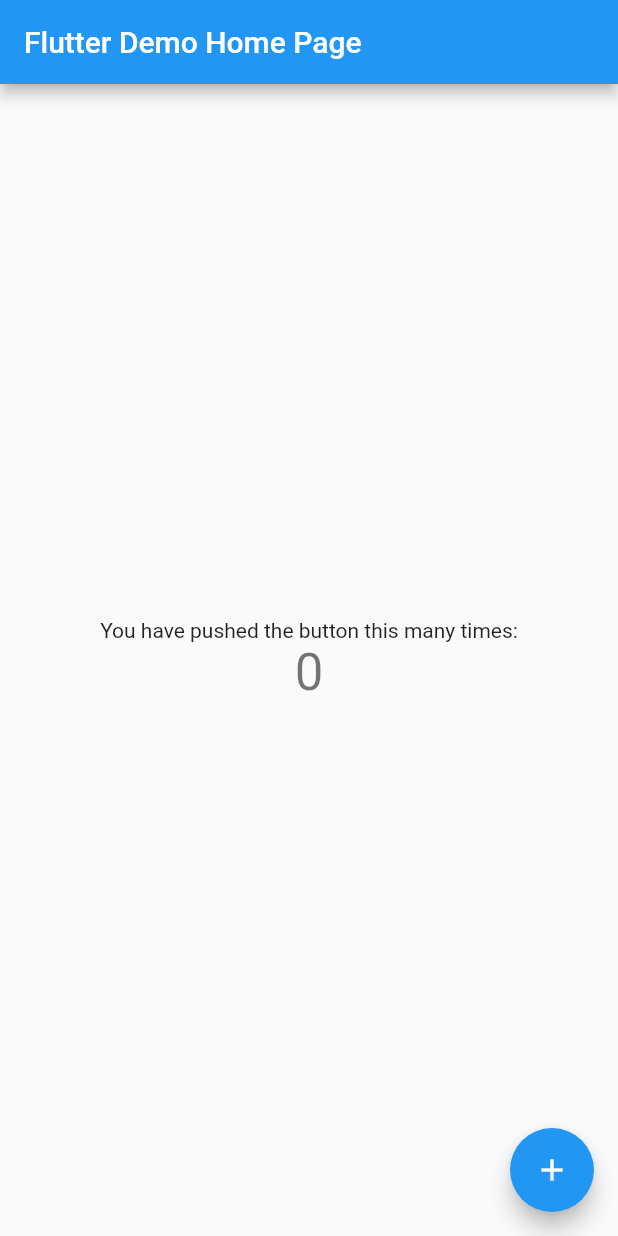
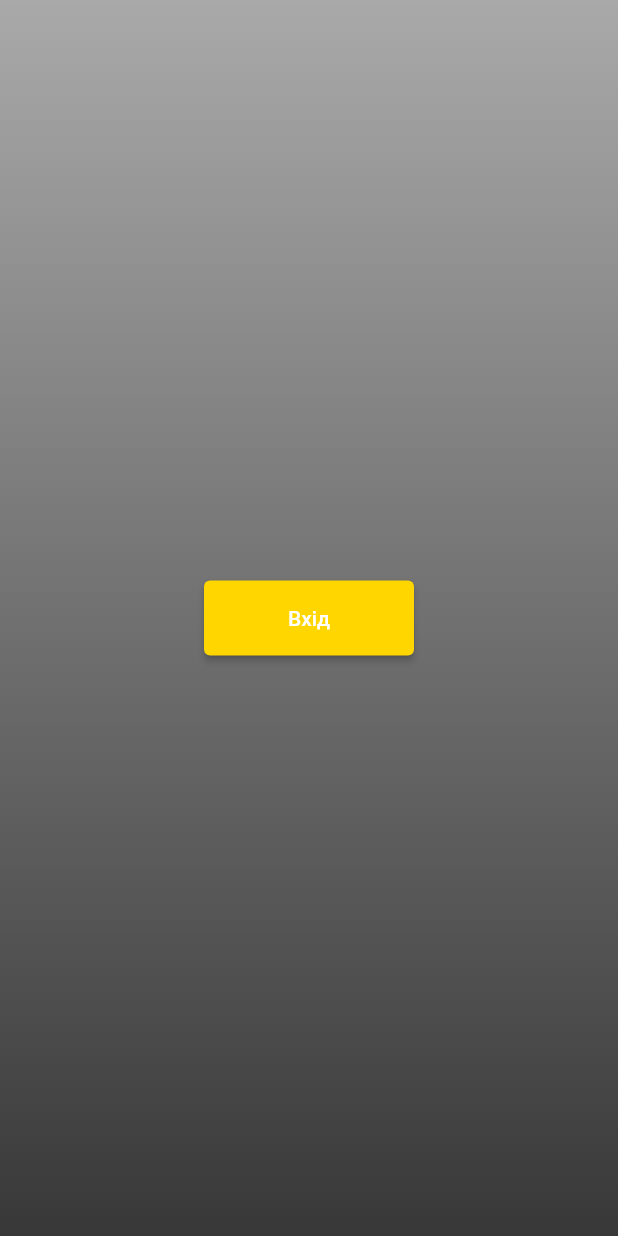
Before and after one commit to Sashulya00/task_manager_test, a Flutter app: the screen it shows after launch, on a phone screen of 412 x 824 dp. Run offline on Flutter 3.47's test engine with Material 2 defaults, Android fonts, the phone set to English and light mode, and no system bars.

Commit message:
check commit

```diff
--- /dev/null
+++ b/task_manager_test/lib/data/services/network_services.dart
@@ -0,0 +1,5 @@
+
+
+abstract class NetworkService{
+  Future<Map<String, dynamic>> fetchTasks();
+}
--- a/task_manager_test/lib/main.dart
+++ b/task_manager_test/lib/main.dart
@@ -1,115 +1,18 @@
 import 'package:flutter/material.dart';
+import 'package:task_manager_test/presentation/greeting_screen/greeting_screen.dart';
+import 'package:task_manager_test/presentation/tasks_screen/tasks_screen.dart';
 
 void main() {
-  runApp(const MyApp());
+
+  // TODO(Sanya): move material app to the another file
+
+  runApp(
+    MaterialApp(
+      home: const GreetingScreen(),
+      builder: (_, screen) => SafeArea(child: screen!),
+      routes: <String, WidgetBuilder>{
+        TasksScreen.path: (BuildContext context) => const TasksScreen(),
+      },
+    ),
+  );
 }
-
-class MyApp extends StatelessWidget {
-  const MyApp({super.key});
-
-  // This widget is the root of your application.
-  @override
-  Widget build(BuildContext context) {
-    return MaterialApp(
-      title: 'Flutter Demo',
-      theme: ThemeData(
-        // This is the theme of your application.
-        //
-        // Try running your application with "flutter run". You'll see the
-        // application has a blue toolbar. Then, without quitting the app, try
-        // changing the primarySwatch below to Colors.green and then invoke
-        // "hot reload" (press "r" in the console where you ran "flutter run",
-        // or simply save your changes to "hot reload" in a Flutter IDE).
-        // Notice that the counter didn't reset back to zero; the application
-        // is not restarted.
-        primarySwatch: Colors.blue,
-      ),
-      home: const MyHomePage(title: 'Flutter Demo Home Page'),
-    );
-  }
-}
-
-class MyHomePage extends StatefulWidget {
-  const MyHomePage({super.key, required this.title});
-
-  // This widget is the home page of your application. It is stateful, meaning
-  // that it has a State object (defined below) that contains fields that affect
-  // how it looks.
-
-  // This class is the configuration for the state. It holds the values (in this
-  // case the title) provided by the parent (in this case the App widget) and
-  // used by the build method of the State. Fields in a Widget subclass are
-  // always marked "final".
-
-  final String title;
-
-  @override
-  State<MyHomePage> createState() => _MyHomePageState();
-}
-
-class _MyHomePageState extends State<MyHomePage> {
-  int _counter = 0;
-
-  void _incrementCounter() {
-    setState(() {
-      // This call to setState tells the Flutter framework that something has
-      // changed in this State, which causes it to rerun the build method below
-      // so that the display can reflect the updated values. If we changed
-      // _counter without calling setState(), then the build method would not be
-      // called again, and so nothing would appear to happen.
-      _counter++;
-    });
-  }
-
-  @override
-  Widget build(BuildContext context) {
-    // This method is rerun every time setState is called, for instance as done
-    // by the _incrementCounter method above.
-    //
-    // The Flutter framework has been optimized to make rerunning build methods
-    // fast, so that you can just rebuild anything that needs updating rather
-    // than having to individually change instances of widgets.
-    return Scaffold(
-      appBar: AppBar(
-        // Here we take the value from the MyHomePage object that was created by
-        // the App.build method, and use it to set our appbar title.
-        title: Text(widget.title),
-      ),
-      body: Center(
-        // Center is a layout widget. It takes a single child and positions it
-        // in the middle of the parent.
-        child: Column(
-          // Column is also a layout widget. It takes a list of children and
-          // arranges them vertically. By default, it sizes itself to fit its
-          // children horizontally, and tries to be as tall as its parent.
-          //
-          // Invoke "debug painting" (press "p" in the console, choose the
-          // "Toggle Debug Paint" action from the Flutter Inspector in Android
-          // Studio, or the "Toggle Debug Paint" command in Visual Studio Code)
-          // to see the wireframe for each widget.
-          //
-          // Column has various properties to control how it sizes itself and
-          // how it positions its children. Here we use mainAxisAlignment to
-          // center the children vertically; the main axis here is the vertical
-          // axis because Columns are vertical (the cross axis would be
-          // horizontal).
-          mainAxisAlignment: MainAxisAlignment.center,
-          children: <Widget>[
-            const Text(
-              'You have pushed the button this many times:',
-            ),
-            Text(
-              '$_counter',
-              style: Theme.of(context).textTheme.headlineMedium,
-            ),
-          ],
-        ),
-      ),
-      floatingActionButton: FloatingActionButton(
-        onPressed: _incrementCounter,
-        tooltip: 'Increment',
-        child: const Icon(Icons.add),
-      ), // This trailing comma makes auto-formatting nicer for build methods.
-    );
-  }
-}
--- a/task_manager_test/lib/presentation/greeting_screen/greeting_layout.dart
+++ b/task_manager_test/lib/presentation/greeting_screen/greeting_layout.dart
@@ -0,0 +1,37 @@
+import 'package:flutter/material.dart';
+import 'package:task_manager_test/presentation/tasks_screen/tasks_screen.dart';
+import 'package:task_manager_test/presentation/widgets/background_widget.dart';
+import 'package:task_manager_test/presentation/widgets/primary_button_widget.dart';
+
+class GreetingLayout extends StatefulWidget {
+  const GreetingLayout({super.key});
+
+  @override
+  State<GreetingLayout> createState() => _GreetingLayoutState();
+}
+
+class _GreetingLayoutState extends State<GreetingLayout> {
+  static const buttonWidth = 140.0;
+  static const buttonHeight = 50.0;
+  static const buttonTitle = "Вхід";
+  static const primaryColor = Color(0xffffd600);
+
+  @override
+  Widget build(BuildContext context) {
+    return Scaffold(
+        body: Stack(
+          children: [
+            const BackgroundWidget(),
+            Center(
+              child: PrimaryButtonWidget(
+                buttonTitle: buttonTitle,
+                buttonWidth: buttonWidth,
+                buttonColor: primaryColor,
+                buttonHeight: buttonHeight, onPressed: () => Navigator.of(context).pushNamed(TasksScreen.path),
+              ),
+            )
+          ],
+        ),
+    );
+  }
+}
--- a/task_manager_test/lib/presentation/greeting_screen/greeting_screen.dart
+++ b/task_manager_test/lib/presentation/greeting_screen/greeting_screen.dart
@@ -0,0 +1,11 @@
+import 'package:flutter/material.dart';
+import 'package:task_manager_test/presentation/greeting_screen/greeting_layout.dart';
+
+class GreetingScreen extends StatelessWidget {
+  const GreetingScreen({super. key});
+
+  @override
+  Widget build(BuildContext context) {
+    return GreetingLayout();
+  }
+}
--- /dev/null
+++ b/task_manager_test/lib/presentation/tasks_screen/tasks_layout.dart
@@ -0,0 +1,19 @@
+import 'package:flutter/material.dart';
+import 'package:task_manager_test/presentation/widgets/background_widget.dart';
+
+class TasksLayout extends StatelessWidget {
+  const TasksLayout({Key? key}) : super(key: key);
+
+  @override
+  Widget build(BuildContext context) {
+    return Scaffold(
+      body: Stack(
+        children: [
+          const BackgroundWidget(),
+          Center(
+          )
+        ],
+      ),
+    );
+  }
+}
--- /dev/null
+++ b/task_manager_test/lib/presentation/tasks_screen/tasks_screen.dart
@@ -0,0 +1,13 @@
+import 'package:flutter/material.dart';
+import 'package:task_manager_test/presentation/tasks_screen/tasks_layout.dart';
+
+class TasksScreen extends StatelessWidget {
+  const TasksScreen({Key? key}) : super(key: key);
+
+  static const path = '/tasks_screen';
+
+  @override
+  Widget build(BuildContext context) {
+    return const TasksLayout();
+  }
+}
--- a/task_manager_test/lib/presentation/widgets/background_widget.dart
+++ b/task_manager_test/lib/presentation/widgets/background_widget.dart
@@ -0,0 +1,27 @@
+import 'package:flutter/material.dart';
+
+class BackgroundWidget extends StatefulWidget {
+  const BackgroundWidget({super.key});
+
+  @override
+  State<BackgroundWidget> createState() => _BackgroundWidgetState();
+}
+
+class _BackgroundWidgetState extends State<BackgroundWidget> {
+  static const topColor = Color(0xFFA9A9A9);
+  static const bottomColor = Color(0xFF383838);
+
+  @override
+  Widget build(BuildContext context) {
+    final screenWidth = MediaQuery.of(context).size.width;
+    final screenHeight = MediaQuery.of(context).size.height;
+
+    return Container(
+      width: screenWidth,
+      height: screenHeight,
+      decoration: const BoxDecoration(
+          gradient:
+              LinearGradient(begin: Alignment.topCenter, end: Alignment.bottomCenter, colors: [topColor, bottomColor])),
+    );
+  }
+}
--- /dev/null
+++ b/task_manager_test/lib/presentation/widgets/primary_button_widget.dart
@@ -0,0 +1,33 @@
+import 'package:flutter/material.dart';
+
+class PrimaryButtonWidget extends StatelessWidget {
+  const PrimaryButtonWidget({
+    Key? key,
+    required this.buttonColor,
+    required this.buttonWidth,
+    required this.buttonHeight,
+    required this.onPressed,
+    required this.buttonTitle,
+  }) : super(key: key);
+
+  final VoidCallback onPressed;
+  final Color buttonColor;
+  final double buttonWidth;
+  final double buttonHeight;
+  final String buttonTitle;
+
+  @override
+  Widget build(BuildContext context) {
+    return Container(
+      width: buttonWidth,
+      height: buttonHeight,
+      child: ElevatedButton(
+        onPressed: onPressed,
+        style: ElevatedButton.styleFrom(
+          backgroundColor: buttonColor,
+        ),
+        child: Text(buttonTitle),
+      ),
+    );
+  }
+}
```
Also changed, not shown: task_manager_test/lib/data/repository/repository.dart (added), task_manager_test/lib/data/repository/repository_impl.dart (added), task_manager_test/lib/data/services/network_services_impl.dart (added), task_manager_test/pubspec.lock, 2 other files.
